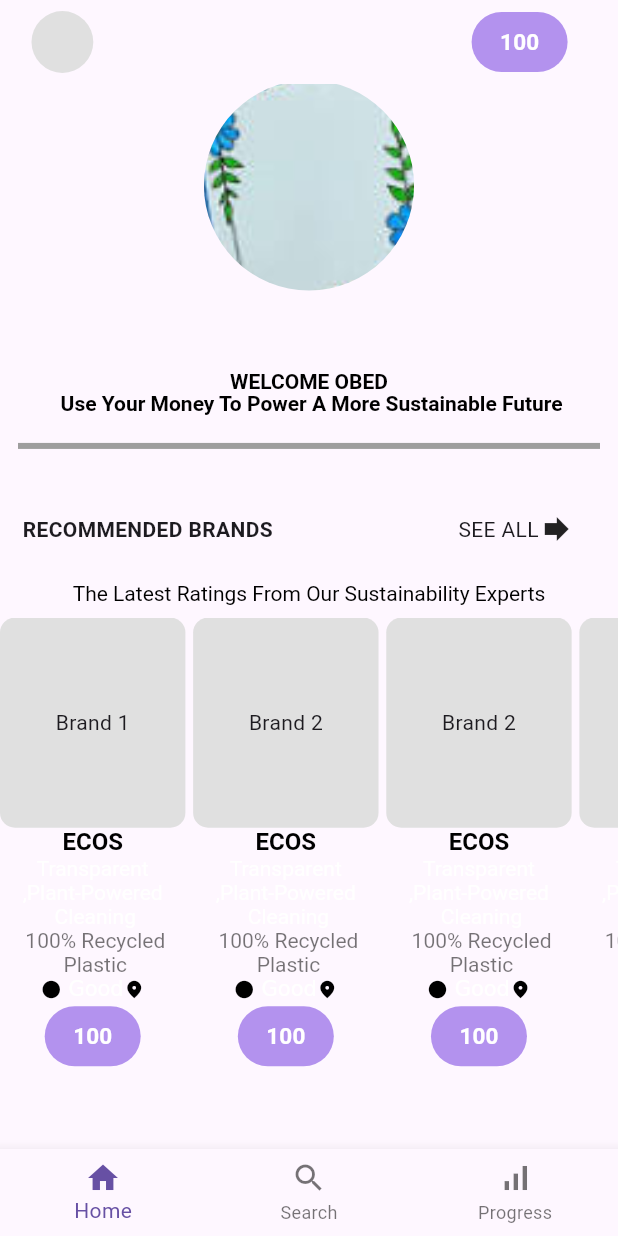
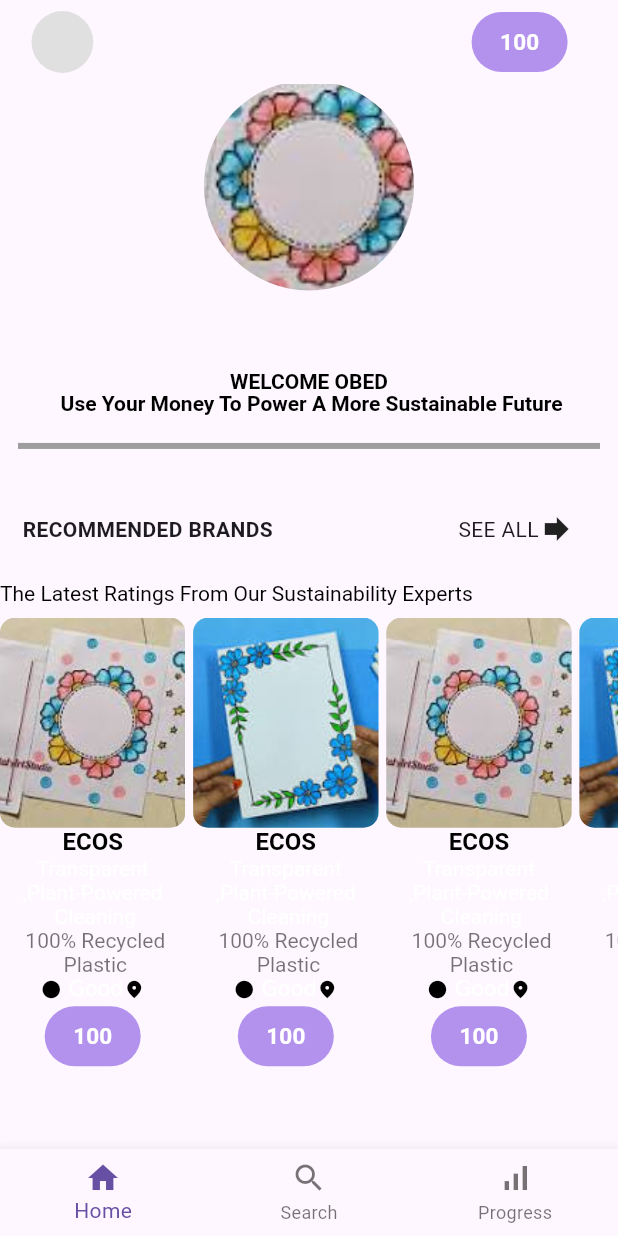
Before and after one commit to OBEDTITUS/Home_work, a Flutter app: the screen it shows after launch, on a phone screen of 412 x 824 dp. Run offline on Flutter 3.47's test engine with Material 3 defaults, Android fonts, the light colour scheme and no system bars.

Commit message:
Initial commit

```diff
--- a/lib/home.dart
+++ b/lib/home.dart
@@ -47,7 +47,8 @@ class HomePage extends StatelessWidget {
         context: context,
         removeTop: true,
         removeBottom: true,
-        child: Column(
+        child: ListView(
+          scrollDirection: Axis.vertical,
           children: [
             Column(
               children: [
@@ -57,7 +58,7 @@ class HomePage extends StatelessWidget {
                   decoration: BoxDecoration(
                     shape: BoxShape.circle,
                     image: DecorationImage(
-                      image: AssetImage('lib/images/project2.jpg'),
+                      image: AssetImage('lib/images/project1.jpg'),
                       fit: BoxFit.cover,
                     ),
                   ),
--- a/lib/scrollsection.dart
+++ b/lib/scrollsection.dart
@@ -17,10 +17,12 @@ class Scrollsection extends StatelessWidget {
                 width: MediaQuery.of(context).size.width * 0.3,
                 height: MediaQuery.of(context).size.height * 0.17,
                 decoration: BoxDecoration(
-                  color: Colors.grey[300],
+                  image: DecorationImage(
+                    image: AssetImage('lib/images/project1.jpg'),
+                    fit: BoxFit.cover,
+                  ),
                   borderRadius: BorderRadius.circular(10),
                 ),
-                child: Center(child: Text("Brand 1")),
               ),
               RichText(
                 maxLines: 7,
@@ -69,10 +71,12 @@ class Scrollsection extends StatelessWidget {
                 width: MediaQuery.of(context).size.width * 0.3,
                 height: MediaQuery.of(context).size.height * 0.17,
                 decoration: BoxDecoration(
-                  color: Colors.grey[300],
+                  image: DecorationImage(
+                    image: AssetImage('lib/images/project2.jpg'),
+                    fit: BoxFit.cover,
+                  ),
                   borderRadius: BorderRadius.circular(10),
                 ),
-                child: Center(child: Text("Brand 2")),
               ),
               RichText(
                 maxLines: 7,
@@ -121,10 +125,12 @@ class Scrollsection extends StatelessWidget {
                 width: MediaQuery.of(context).size.width * 0.3,
                 height: MediaQuery.of(context).size.height * 0.17,
                 decoration: BoxDecoration(
-                  color: Colors.grey[300],
+                  image: DecorationImage(
+                    image: AssetImage('lib/images/project1.jpg'),
+                    fit: BoxFit.cover,
+                  ),
                   borderRadius: BorderRadius.circular(10),
                 ),
-                child: Center(child: Text("Brand 2")),
               ),
               RichText(
                 maxLines: 7,
@@ -173,10 +179,12 @@ class Scrollsection extends StatelessWidget {
                 width: MediaQuery.of(context).size.width * 0.3,
                 height: MediaQuery.of(context).size.height * 0.17,
                 decoration: BoxDecoration(
-                  color: Colors.grey[300],
+                  image: DecorationImage(
+                    image: AssetImage('lib/images/project2.jpg'),
+                    fit: BoxFit.cover,
+                  ),
                   borderRadius: BorderRadius.circular(10),
                 ),
-                child: Center(child: Text("Brand 2")),
               ),
               RichText(
                 maxLines: 7,
@@ -225,10 +233,12 @@ class Scrollsection extends StatelessWidget {
                 width: MediaQuery.of(context).size.width * 0.3,
                 height: MediaQuery.of(context).size.height * 0.17,
                 decoration: BoxDecoration(
-                  color: Colors.grey[300],
+                  image: DecorationImage(
+                    image: AssetImage('lib/images/project1.jpg'),
+                    fit: BoxFit.cover,
+                  ),
                   borderRadius: BorderRadius.circular(10),
                 ),
-                child: Center(child: Text("Brand 2")),
               ),
               RichText(
                 maxLines: 7,
@@ -277,10 +287,12 @@ class Scrollsection extends StatelessWidget {
                 width: MediaQuery.of(context).size.width * 0.3,
                 height: MediaQuery.of(context).size.height * 0.17,
                 decoration: BoxDecoration(
-                  color: Colors.grey[300],
+                  image: DecorationImage(
+                    image: AssetImage('lib/images/project2.jpg'),
+                    fit: BoxFit.cover,
+                  ),
                   borderRadius: BorderRadius.circular(10),
                 ),
-                child: Center(child: Text("Brand 2")),
               ),
               RichText(
                 maxLines: 7,
```
